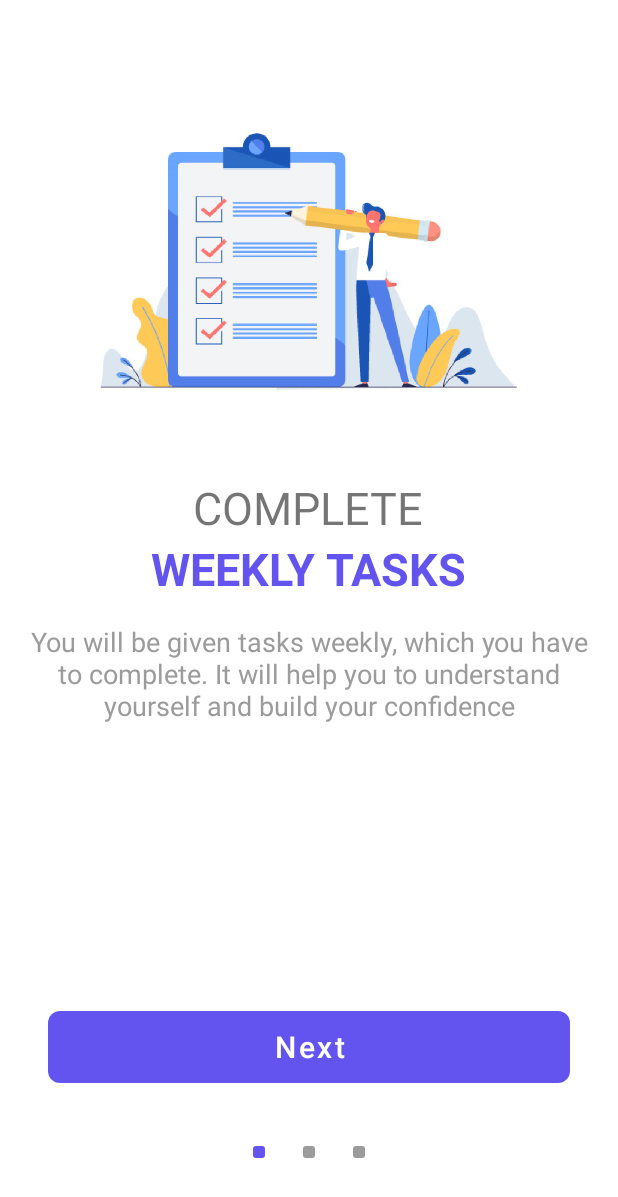
After one commit to manav-mj/Stammer, an Android app: the OnboardingActivity screen opened directly, with no data from a screen before it, on a phone screen of 412 x 824 dp. The commit adds this screen. Shown: the top 1197 px of the screen. Run offline under Robolectric (Android 15) with nearby library versions, the phone set to English and light mode, and no system bars.

Commit message:
feat : Added OnboardingActivity

```diff
--- a/app/src/main/AndroidManifest.xml
+++ b/app/src/main/AndroidManifest.xml
@@ -26,6 +26,9 @@
         <activity
             android:name=".DashboardActivity"
             android:parentActivityName=".MainActivity" />
+        <activity
+            android:name=".OnboardingActivity"
+            android:parentActivityName=".MainActivity" />
         <activity android:name=".MainActivity">
             <intent-filter>
                 <action android:name="android.intent.action.MAIN" />
--- /dev/null
+++ b/app/src/main/java/com/mohit/stammer/OnboardingActivity.java
@@ -0,0 +1,135 @@
+package com.mohit.stammer;
+
+import android.Manifest;
+import android.content.Context;
+import android.content.Intent;
+import android.content.SharedPreferences;
+import android.os.Build;
+import android.os.Bundle;
+import android.view.LayoutInflater;
+import android.view.View;
+import android.view.ViewGroup;
+import android.widget.Button;
+
+import androidx.appcompat.app.AppCompatActivity;
+import androidx.viewpager.widget.PagerAdapter;
+import androidx.viewpager.widget.ViewPager;
+
+import com.google.android.material.tabs.TabLayout;
+
+public class OnboardingActivity extends AppCompatActivity {
+    ViewPager viewPager;
+    TabLayout tabLayout;
+    Button nextButton;
+
+    IntroPagerAdapter adapter = new IntroPagerAdapter();
+
+    int[] layouts = {R.layout.layout_onboarding_weekly_tasks, R.layout.layout_onboarding_resources, R.layout.layout_onboarding_community};
+
+    @Override
+    protected void onCreate(Bundle savedInstanceState) {
+        super.onCreate(savedInstanceState);
+
+        setContentView(R.layout.activity_onboarding);
+
+//        hideBackButton();
+
+        viewPager = findViewById(R.id.view_pager);
+        tabLayout = findViewById(R.id.tab_layout);
+        nextButton = findViewById(R.id.next_button);
+
+
+        tabLayout.setupWithViewPager(viewPager);
+        viewPager.setAdapter(adapter);
+        viewPager.setOffscreenPageLimit(layouts.length);
+        viewPager.addOnPageChangeListener(new ViewPager.OnPageChangeListener() {
+            @Override
+            public void onPageScrolled(int position, float positionOffset, int positionOffsetPixels) {
+
+            }
+
+            @Override
+            public void onPageSelected(int position) {
+                if (position == 2) {
+                    nextButton.setText("Let's Start");
+                } else {
+                    nextButton.setText("Next");
+                }
+            }
+
+            @Override
+            public void onPageScrollStateChanged(int state) {
+
+            }
+        });
+    }
+
+    public void nextClicked(View view) {
+        if (viewPager.getCurrentItem() < layouts.length) {
+            int pos = viewPager.getCurrentItem();
+            switch (pos) {
+                case 2:
+                    nextButton.setText("Let's Start");
+                    forwardViewPager();
+                    break;
+                default:
+                    nextButton.setText("Next");
+                    forwardViewPager();
+            }
+        }
+    }
+
+    private void forwardViewPager() {
+        if (viewPager.getCurrentItem() < layouts.length - 1)
+            viewPager.setCurrentItem(viewPager.getCurrentItem() + 1, true);
+        else
+            redirect();
+    }
+
+    private void redirect() {
+        SharedPreferences sp = getSharedPreferences("stammer", MODE_PRIVATE);
+        sp.edit().putBoolean("onboarding", true).apply();
+        startHomeActivity();
+    }
+
+    private void startHomeActivity() {
+        Intent intent = new Intent(OnboardingActivity.this, DashboardActivity.class);
+        intent.setFlags(Intent.FLAG_ACTIVITY_NEW_TASK | Intent.FLAG_ACTIVITY_CLEAR_TASK);
+        startActivity(intent);
+        finish();
+    }
+
+    class IntroPagerAdapter extends PagerAdapter {
+        private LayoutInflater layoutInflater;
+
+        public IntroPagerAdapter() {
+        }
+
+        @Override
+        public Object instantiateItem(ViewGroup container, int position) {
+            layoutInflater = (LayoutInflater) getSystemService(Context.LAYOUT_INFLATER_SERVICE);
+
+            View view = layoutInflater.inflate(layouts[position], container, false);
+            container.addView(view);
+
+            return view;
+        }
+
+        @Override
+        public int getCount() {
+            return layouts.length;
+        }
+
+        @Override
+        public boolean isViewFromObject(View view, Object obj) {
+            return view == obj;
+        }
+
+
+        @Override
+        public void destroyItem(ViewGroup container, int position, Object object) {
+            View view = (View) object;
+            container.removeView(view);
+        }
+    }
+}
--- /dev/null
+++ b/app/src/main/res/drawable/onboarding_tab_indicator_default.xml
@@ -0,0 +1,12 @@
+<?xml version="1.0" encoding="utf-8"?>
+<layer-list xmlns:android="http://schemas.android.com/apk/res/android">
+    <item
+        android:width="8dp"
+        android:height="8dp"
+        android:gravity="center">
+        <shape android:shape="rectangle">
+            <corners android:radius="2dp" />
+            <solid android:color="@color/lightGrey" />
+        </shape>
+    </item>
+</layer-list>
--- /dev/null
+++ b/app/src/main/res/drawable/onboarding_tab_indicator_selected.xml
@@ -0,0 +1,14 @@
+<?xml version="1.0" encoding="utf-8"?>
+<layer-list xmlns:android="http://schemas.android.com/apk/res/android">
+    <item
+        android:width="8dp"
+        android:height="8dp"
+        android:gravity="center">
+        <shape
+            android:shape="rectangle"
+            android:useLevel="false">
+            <corners android:radius="2dp" />
+            <solid android:color="@color/colorPrimary" />
+        </shape>
+    </item>
+</layer-list>
--- /dev/null
+++ b/app/src/main/res/drawable/onboarding_tab_selector.xml
@@ -0,0 +1,5 @@
+<?xml version="1.0" encoding="utf-8"?>
+<selector xmlns:android="http://schemas.android.com/apk/res/android">
+    <item android:drawable="@drawable/onboarding_tab_indicator_selected" android:state_selected="true" />
+    <item android:drawable="@drawable/onboarding_tab_indicator_default" />
+</selector>
--- /dev/null
+++ b/app/src/main/res/layout/activity_onboarding.xml
@@ -0,0 +1,60 @@
+<?xml version="1.0" encoding="utf-8"?>
+<LinearLayout xmlns:android="http://schemas.android.com/apk/res/android"
+    xmlns:app="http://schemas.android.com/apk/res-auto"
+    xmlns:tools="http://schemas.android.com/tools"
+    android:layout_width="match_parent"
+    android:layout_height="match_parent"
+    android:orientation="vertical"
+    tools:context=".OnboardingActivity">
+
+
+    <androidx.constraintlayout.widget.ConstraintLayout
+        android:layout_width="match_parent"
+        android:layout_height="match_parent">
+
+        <androidx.viewpager.widget.ViewPager
+            android:id="@+id/view_pager"
+            android:layout_width="match_parent"
+            android:layout_height="match_parent"
+            app:layout_constraintBottom_toBottomOf="parent"
+            app:layout_constraintEnd_toEndOf="parent"
+            app:layout_constraintStart_toStartOf="parent"
+            app:layout_constraintTop_toTopOf="parent" />
+
+        <com.google.android.material.tabs.TabLayout
+            android:id="@+id/tab_layout"
+            android:layout_width="wrap_content"
+            android:layout_height="wrap_content"
+            android:layout_marginBottom="@dimen/activity_vertical_margin"
+            android:minWidth="100dp"
+            app:layout_constraintBottom_toBottomOf="parent"
+            app:layout_constraintEnd_toEndOf="parent"
+            app:layout_constraintStart_toStartOf="parent"
+            app:layout_constraintTop_toTopOf="parent"
+            app:layout_constraintVertical_bias="1.0"
+            app:tabBackground="@drawable/onboarding_tab_selector"
+            app:tabGravity="center"
+            app:tabIndicatorHeight="0dp"
+            app:tabPadding="4dp"
+            app:tabUnboundedRipple="true" />
+
+        <com.google.android.material.button.MaterialButton
+            android:id="@+id/next_button"
+            style="@style/Widget.MaterialComponents.Button.UnelevatedButton"
+            android:layout_width="0dp"
+            android:layout_height="60dp"
+            android:layout_marginStart="@dimen/activity_horizontal_margin"
+            android:layout_marginEnd="@dimen/activity_horizontal_margin"
+            android:layout_marginBottom="16dp"
+            android:inputType="text"
+            android:onClick="nextClicked"
+            android:text="Next"
+            android:textSize="20sp"
+            app:cornerRadius="@dimen/common_button_corner_radius"
+            app:layout_constraintBottom_toTopOf="@+id/tab_layout"
+            app:layout_constraintEnd_toEndOf="parent"
+            app:layout_constraintStart_toStartOf="parent"
+            app:layout_constraintTop_toTopOf="parent"
+            app:layout_constraintVertical_bias="1.0" />
+    </androidx.constraintlayout.widget.ConstraintLayout>
+</LinearLayout>
--- /dev/null
+++ b/app/src/main/res/layout/layout_onboarding_weekly_tasks.xml
@@ -0,0 +1,43 @@
+<?xml version="1.0" encoding="utf-8"?>
+<LinearLayout xmlns:android="http://schemas.android.com/apk/res/android"
+    xmlns:app="http://schemas.android.com/apk/res-auto"
+    android:layout_width="match_parent"
+    android:layout_height="match_parent"
+    android:gravity="top|center_horizontal"
+    android:orientation="vertical">
+
+    <ImageView
+        android:layout_width="286dp"
+        android:layout_height="286dp"
+        android:layout_marginTop="32dp"
+        android:scaleType="centerCrop"
+        app:srcCompat="@drawable/illustration_weekly_tasks" />
+
+    <TextView
+        android:layout_width="wrap_content"
+        android:layout_height="wrap_content"
+        android:layout_gravity="center"
+        android:text="COMPLETE"
+        android:textSize="30sp" />
+
+    <TextView
+        android:layout_width="wrap_content"
+        android:layout_height="wrap_content"
+        android:layout_gravity="center"
+        android:text="WEEKLY TASKS"
+        android:textColor="@color/colorPrimary"
+        android:textSize="30sp"
+        android:textStyle="bold" />
+
+    <TextView
+        android:layout_width="wrap_content"
+        android:layout_height="wrap_content"
+        android:layout_marginStart="16dp"
+        android:layout_marginTop="16dp"
+        android:layout_marginEnd="16dp"
+        android:text="You will be given tasks weekly, which you have to complete. It will help you to understand yourself and build your confidence"
+        android:textAlignment="center"
+        android:textColor="@color/lightGrey"
+        android:textSize="18sp" />
+
+</LinearLayout>
```
Also changed, not shown: app/src/main/java/com/mohit/stammer/LoginActivity.java (+9 -1 lines), app/src/main/res/layout/layout_onboarding_community.xml (added, +43 -0 lines), app/src/main/res/layout/layout_onboarding_resources.xml (added, +43 -0 lines), app/src/main/res/drawable/illustration_community.png (added), app/src/main/res/drawable/illustration_resources.png (added), app/src/main/res/drawable/illustration_weekly_tasks.png (added).
